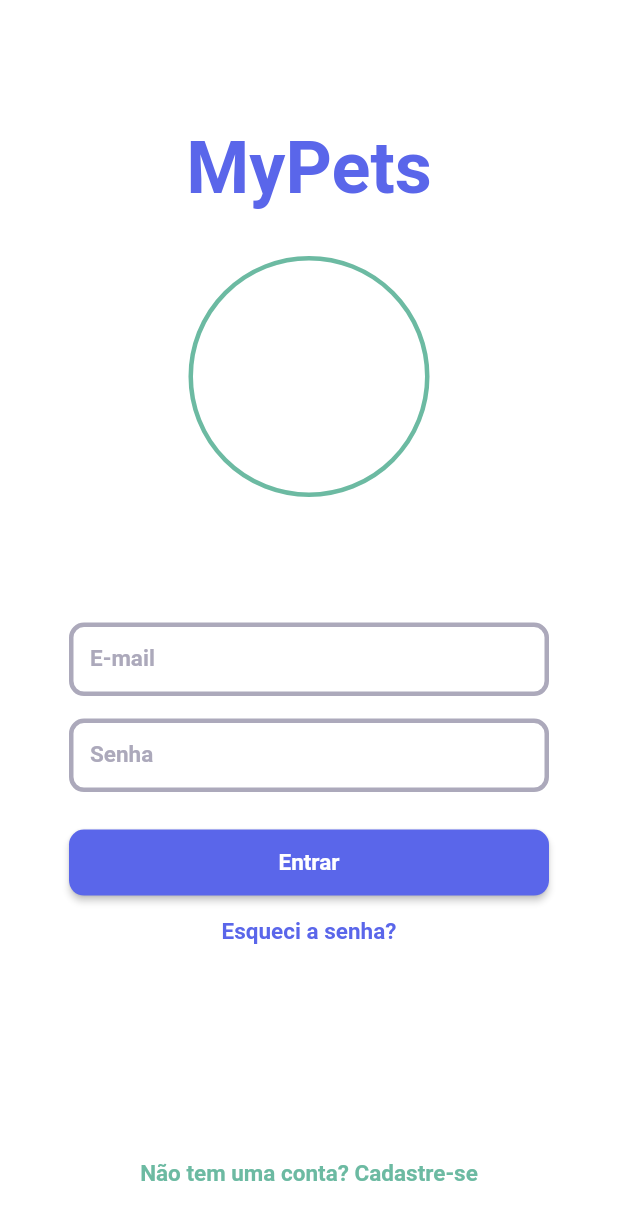
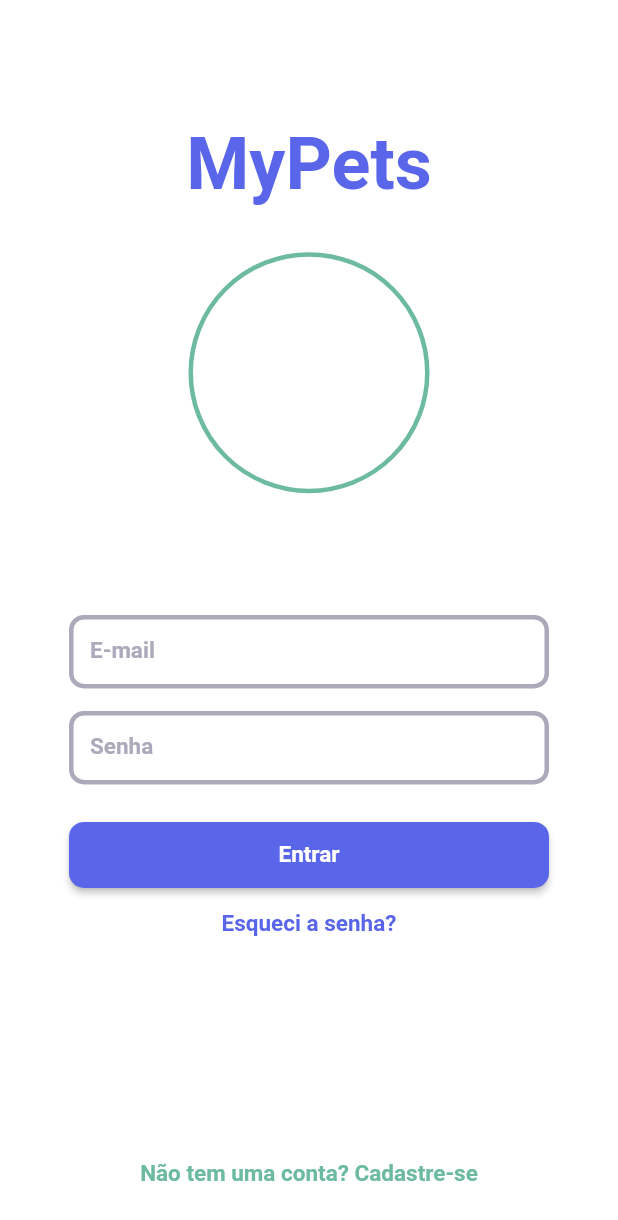
Before and after one commit to mypets-fiap/mypets_app, a Flutter app: the screen it shows after launch, on a phone screen of 412 x 824 dp. Shown: the top 1220 px of the screen. Run offline on Flutter 3.47's test engine with Material 2 defaults, Android fonts, the phone set to English and light mode, and no system bars; our stand-ins replace cloud_firestore, firebase_auth, firebase_core; accounts and stored records are empty; Roboto replaces fonts that are missing (Montserrat).

Commit message:
Ajuste no Flexible, estava quebrando no web

```diff
--- a/lib/app/pages/login_page.dart
+++ b/lib/app/pages/login_page.dart
@@ -25,7 +25,7 @@ class LoginPage extends StatelessWidget {
         child: Column(
           children: [
             Flexible(
-              flex: 5125,
+              flex: 5000,
               child: AppLogoLoginSignUp(size: size),
             ),
             Flexible(
```
